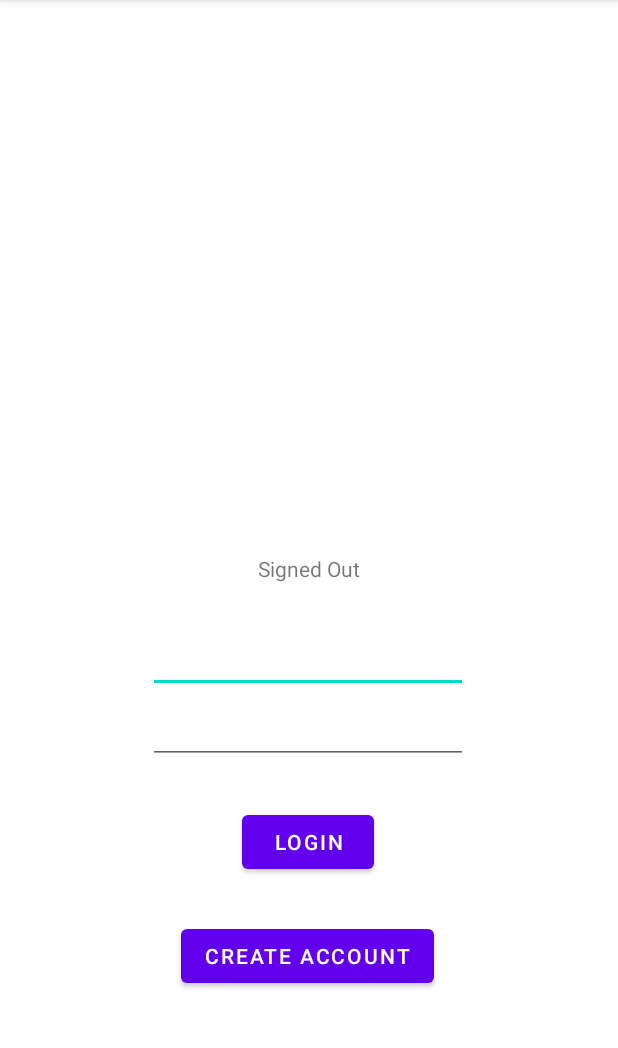
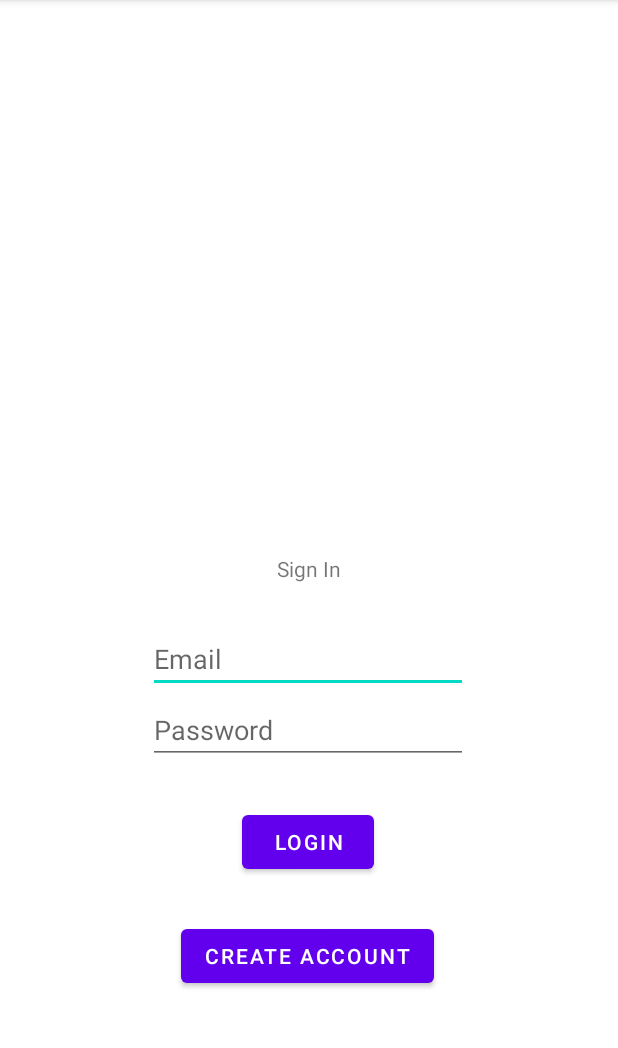
Before and after one commit to VJHack/BouncerModule, an Android app: the screen it shows after launch (AuthenticationFragment), on a phone screen of 412 x 824 dp, the part 84-1132 px from its top. Run offline under Robolectric (Android 15) with nearby library versions, the phone set to English and light mode, and no system bars; our stand-ins replace Firebase (no records; nobody signed in at launch, a user with empty details on screens opened directly).

Commit message:
Added hint text to email and password bars.

```diff
--- a/app/src/main/res/layout/fragment_authentication.xml
+++ b/app/src/main/res/layout/fragment_authentication.xml
@@ -23,6 +23,7 @@
         android:layout_height="wrap_content"
         android:ems="10"
         android:inputType="textEmailAddress"
+        android:hint="Email"
         app:layout_constraintBottom_toBottomOf="parent"
         app:layout_constraintEnd_toEndOf="parent"
         app:layout_constraintHorizontal_bias="0.497"
@@ -35,6 +36,7 @@
         android:layout_width="wrap_content"
         android:layout_height="wrap_content"
         android:ems="10"
+        android:hint="Password"
         android:inputType="textPassword"
         app:layout_constraintBottom_toBottomOf="parent"
         app:layout_constraintEnd_toEndOf="parent"
@@ -73,7 +75,7 @@
         android:layout_height="29dp"
         android:layout_weight="1"
         android:textAlignment="center"
-        android:text="Signed Out"
+        android:text="Sign In"
         app:layout_constraintBottom_toBottomOf="parent"
         app:layout_constraintEnd_toEndOf="parent"
         app:layout_constraintStart_toStartOf="parent"
```
